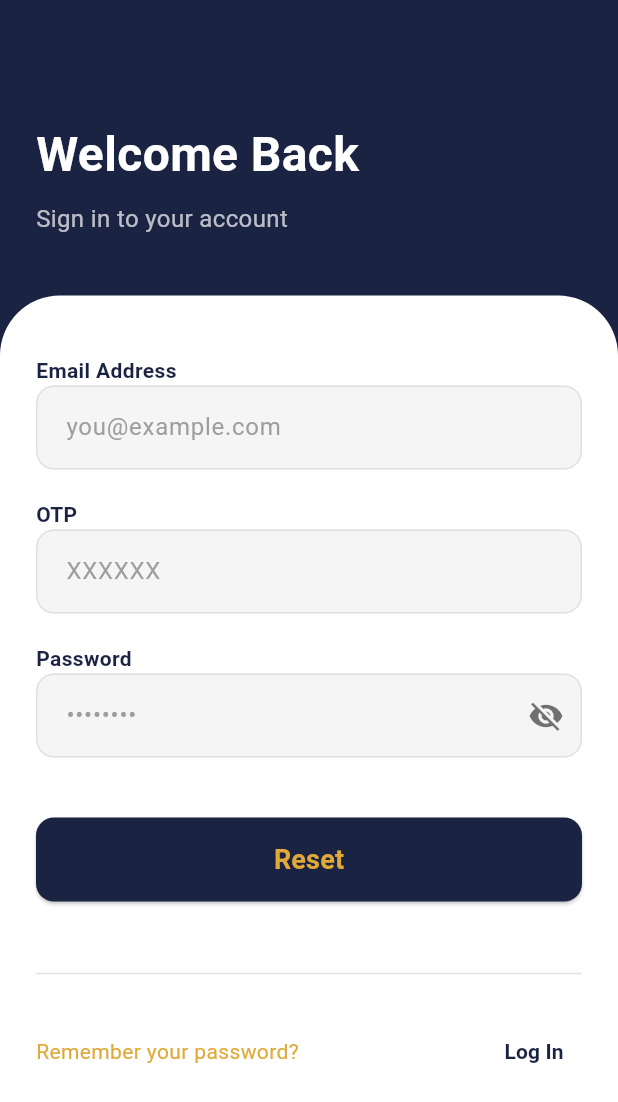
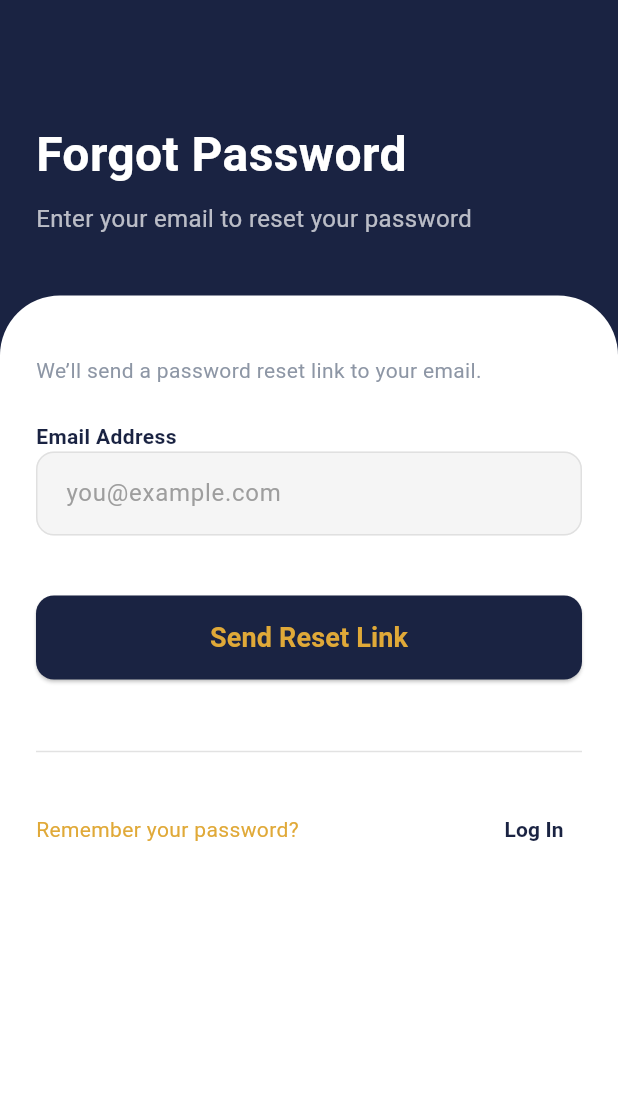
Before and after one commit to RickWijaya/WMP-TDL, a Flutter app: the ForgotPasswordPage screen opened directly, on a phone screen of 412 x 824 dp. Shown: the top 1102 px of the screen. Run offline on Flutter 3.47's test engine with Material 3 defaults, Android fonts, the phone set to English and light mode, and no system bars; our stand-ins replace cloud_firestore, firebase_auth, firebase_core; accounts and stored records are empty.

Commit message:
forgot password

```diff
--- a/lib/forgot_password_page.dart
+++ b/lib/forgot_password_page.dart
@@ -1,4 +1,5 @@
 import 'package:flutter/material.dart';
+import 'package:firebase_auth/firebase_auth.dart';
 import 'login_page.dart';
 
 class ForgotPasswordPage extends StatefulWidget {
@@ -9,7 +10,11 @@ class ForgotPasswordPage extends StatefulWidget {
 }
 
 class _ForgotPasswordPageState extends State<ForgotPasswordPage> {
-  bool _obscurePassword = true;
+  // Controller
+  final TextEditingController _emailController = TextEditingController();
+  // Firebase
+  final FirebaseAuth _auth = FirebaseAuth.instance;
+  bool _isLoading = false;
 
   // Colors from your design
   final Color _navy = const Color(0xFF1A2342);
@@ -17,6 +22,63 @@ class _ForgotPasswordPageState extends State<ForgotPasswordPage> {
   final Color _white = Colors.white;
   final Color _greyText = const Color(0xFF8D96A5);
   final Color _inputBorder = const Color(0xFFE0E0E0);
+
+  @override
+  void dispose() {
+    _emailController.dispose();
+    super.dispose();
+  }
+
+  Future<void> _sendResetEmail() async {
+    final email = _emailController.text.trim();
+
+    if (email.isEmpty) {
+      ScaffoldMessenger.of(context).showSnackBar(
+        const SnackBar(content: Text('Please enter your email')),
+      );
+      return;
+    }
+
+    setState(() => _isLoading = true);
+
+    try {
+      await _auth.sendPasswordResetEmail(email: email);
+
+      if (!mounted) return;
+
+      ScaffoldMessenger.of(context).showSnackBar(
+        SnackBar(
+          content: Text('Password reset link sent to $email'),
+        ),
+      );
+
+      // Go back to login after sending email
+      Navigator.pushReplacement(
+        context,
+        MaterialPageRoute(builder: (context) => const LoginPage()),
+      );
+    } on FirebaseAuthException catch (e) {
+      String message = 'Failed to send reset email';
+
+      if (e.code == 'user-not-found') {
+        message = 'No user found with that email';
+      } else if (e.code == 'invalid-email') {
+        message = 'The email address is not valid';
+      }
+
+      ScaffoldMessenger.of(context).showSnackBar(
+        SnackBar(content: Text(message)),
+      );
+    } catch (e) {
+      ScaffoldMessenger.of(context).showSnackBar(
+        SnackBar(content: Text('Error: $e')),
+      );
+    } finally {
+      if (mounted) {
+        setState(() => _isLoading = false);
+      }
+    }
+  }
 
   @override
   Widget build(BuildContext context) {
@@ -27,12 +89,17 @@ class _ForgotPasswordPageState extends State<ForgotPasswordPage> {
         children: [
           // Top Section
           Padding(
-            padding: const EdgeInsets.only(top: 80, left: 24, right: 24, bottom: 40),
+            padding: const EdgeInsets.only(
+              top: 80,
+              left: 24,
+              right: 24,
+              bottom: 40,
+            ),
             child: Column(
               crossAxisAlignment: CrossAxisAlignment.start,
               children: [
                 const Text(
-                  'Welcome Back',
+                  'Forgot Password',
                   style: TextStyle(
                     fontSize: 32,
                     fontWeight: FontWeight.bold,
@@ -41,7 +108,7 @@ class _ForgotPasswordPageState extends State<ForgotPasswordPage> {
                 ),
                 const SizedBox(height: 8),
                 Text(
-                  'Sign in to your account',
+                  'Enter your email to reset your password',
                   style: TextStyle(
                     fontSize: 16,
                     color: Colors.white70,
@@ -68,64 +135,53 @@ class _ForgotPasswordPageState extends State<ForgotPasswordPage> {
                   topRight: Radius.circular(40),
                 ),
                 child: SingleChildScrollView(
-                  padding: const EdgeInsets.symmetric(horizontal: 24, vertical: 40),
+                  padding: const EdgeInsets.symmetric(
+                    horizontal: 24,
+                    vertical: 40,
+                  ),
                   child: Column(
                     crossAxisAlignment: CrossAxisAlignment.start,
                     children: [
+                      // Info text
+                      Text(
+                        "We’ll send a password reset link to your email.",
+                        style: TextStyle(
+                          color: _greyText,
+                          fontSize: 14,
+                        ),
+                      ),
+                      const SizedBox(height: 24),
                       // Email
                       _label("Email Address"),
                       _inputField(
                         hint: "you@example.com",
                         keyboardType: TextInputType.emailAddress,
-                      ),
-                      const SizedBox(height: 20),
-
-                      // OTP
-                      _label("OTP"),
-                      _inputField(
-                        hint: "XXXXXX",
-                        keyboardType: TextInputType.number,
-                      ),
-                      const SizedBox(height: 20),
-
-                      // Password
-                      _label("Password"),
-                      _inputField(
-                        hint: "••••••••",
-                        obscure: _obscurePassword,
-                        suffixIcon: IconButton(
-                          onPressed: () {
-                            setState(() {
-                              _obscurePassword = !_obscurePassword;
-                            });
-                          },
-                          icon: Icon(
-                            _obscurePassword ? Icons.visibility_off : Icons.visibility,
-                            color: Colors.black54,
-                          ),
-                        ),
+                        controller: _emailController,
                       ),
                       const SizedBox(height: 40),
-
                       // RESET BUTTON
                       SizedBox(
                         width: double.infinity,
                         height: 56,
                         child: ElevatedButton(
-                          onPressed: () {
-                            Navigator.pushReplacement(
-                              context,
-                              MaterialPageRoute(builder: (context) => const LoginPage()),
-                            );
-                          },
+                          onPressed: _isLoading ? null : _sendResetEmail,
                           style: ElevatedButton.styleFrom(
                             backgroundColor: _navy,
                             shape: RoundedRectangleBorder(
                               borderRadius: BorderRadius.circular(12),
                             ),
                           ),
-                          child: Text(
-                            "Reset",
+                          child: _isLoading
+                              ? const SizedBox(
+                            width: 22,
+                            height: 22,
+                            child: CircularProgressIndicator(
+                              strokeWidth: 2,
+                              color: Colors.white,
+                            ),
+                          )
+                              : Text(
+                            "Send Reset Link",
                             style: TextStyle(
                               color: _gold,
                               fontSize: 18,
@@ -138,7 +194,6 @@ class _ForgotPasswordPageState extends State<ForgotPasswordPage> {
                       const SizedBox(height: 40),
                       Divider(color: Colors.grey.withOpacity(0.3)),
                       const SizedBox(height: 20),
-
                       // FOOTER
                       Row(
                         mainAxisAlignment: MainAxisAlignment.spaceBetween,
@@ -154,7 +209,9 @@ class _ForgotPasswordPageState extends State<ForgotPasswordPage> {
                             onPressed: () {
                               Navigator.pushReplacement(
                                 context,
-                                MaterialPageRoute(builder: (context) => const LoginPage()),
+                                MaterialPageRoute(
+                                  builder: (context) => const LoginPage(),
+                                ),
                               );
                             },
                             child: Text(
@@ -178,7 +235,6 @@ class _ForgotPasswordPageState extends State<ForgotPasswordPage> {
       ),
     );
   }
-
   // LABEL
   Widget _label(String text) {
     return Text(
@@ -190,15 +246,16 @@ class _ForgotPasswordPageState extends State<ForgotPasswordPage> {
       ),
     );
   }
-
   // TEXT FIELD
   Widget _inputField({
     required String hint,
+    required TextEditingController controller,
     bool obscure = false,
     TextInputType keyboardType = TextInputType.text,
     Widget? suffixIcon,
   }) {
     return TextField(
+      controller: controller,
       obscureText: obscure,
       keyboardType: keyboardType,
       decoration: InputDecoration(
@@ -206,7 +263,8 @@ class _ForgotPasswordPageState extends State<ForgotPasswordPage> {
         fillColor: const Color(0xFFF5F5F5),
         hintText: hint,
         hintStyle: const TextStyle(color: Colors.grey),
-        contentPadding: const EdgeInsets.symmetric(horizontal: 16, vertical: 16),
+        contentPadding:
+        const EdgeInsets.symmetric(horizontal: 16, vertical: 16),
         suffixIcon: suffixIcon,
         border: OutlineInputBorder(
           borderRadius: BorderRadius.circular(12),
```
